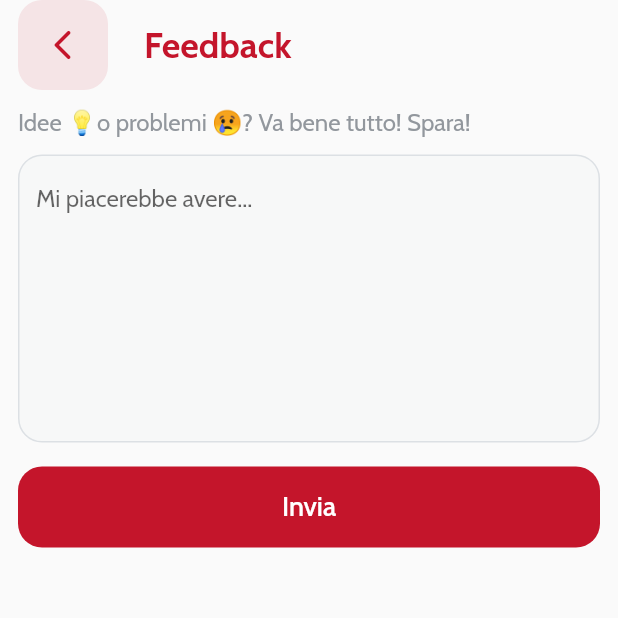
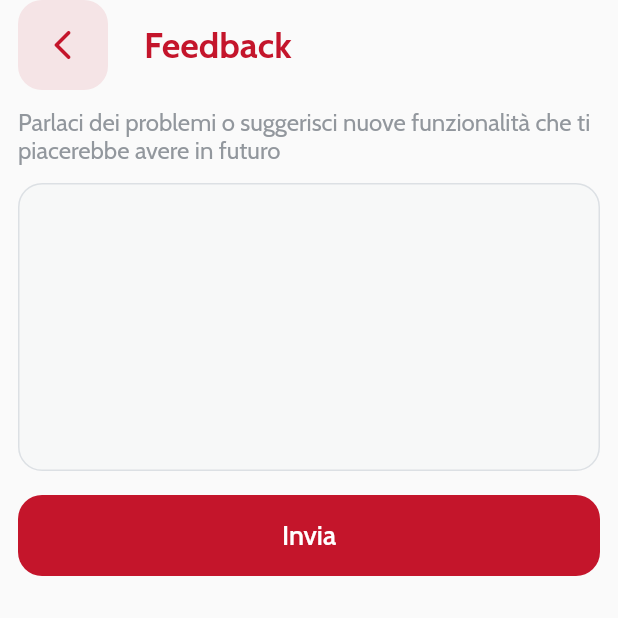
Before and after one commit to c0c4i/treninoo, a Flutter app: the SendFeedbackPage screen opened by its route, on a phone screen of 412 x 824 dp, the top half of it. Run offline on Flutter 3.47's test engine with Material 2 defaults, Android fonts, the phone set to English and light mode, and no system bars; our stand-ins replace adaptive_theme, bloc, equatable, firebase_core, flutter_bloc, flutter_typeahead and 2 more; missing offline and left inert: firebase_core_web, flutter_keyboard_visibility_web, shared_preferences_web; accounts and stored records are empty.

Commit message:
improve feedback

```diff
--- a/lib/view/components/dialog/thanks_for_feedback.dart
+++ b/lib/view/components/dialog/thanks_for_feedback.dart
@@ -30,7 +30,7 @@ class ThanksForFeedbackDialog {
                     width: double.infinity,
                   ),
                   ClipRRect(
-                    borderRadius: BorderRadius.circular(8.0),
+                    borderRadius: BorderRadius.circular(kRadius),
                     child: Image.asset(
                       "assets/happy.gif",
                       height: 160,
--- a/lib/view/pages/send_feedback_page.dart
+++ b/lib/view/pages/send_feedback_page.dart
@@ -74,15 +74,12 @@ class _SendFeedbackPageState extends State<SendFeedbackPage> {
                         Padding(
                           padding: EdgeInsets.symmetric(vertical: kPadding),
                           child: Text(
-                            "Idee 💡o problemi 😢? Va bene tutto! Spara!",
+                            "Parlaci dei problemi o suggerisci nuove funzionalità che ti piacerebbe avere in futuro",
                             style:
                                 Typo.subheaderLight.copyWith(color: Grey.dark),
                           ),
                         ),
                         TextField(
-                          decoration: InputDecoration(
-                            hintText: "Mi piacerebbe avere...",
-                          ),
                           controller: _controller,
                           enabled: context.watch<SendFeedbackBloc>().state
                               is! SendFeedbackLoading,
```
